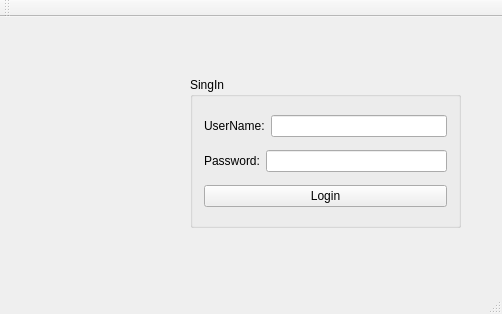
This is firstgui/mainwindow.ui in MacroGu/qtProject as Qt 5 draws it before an edit. The edited form follows.
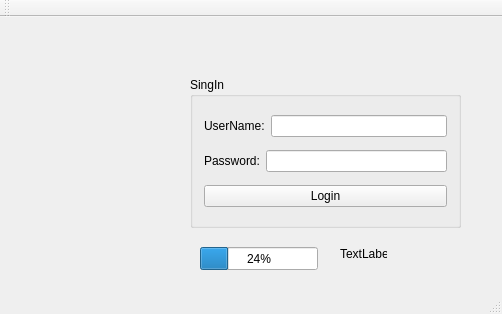
This is the edited form.

Patch:
```diff
--- a/firstgui/mainwindow.ui
+++ b/firstgui/mainwindow.ui
@@ -77,6 +77,32 @@
      <string/>
     </property>
    </widget>
+   <widget class="QLabel" name="label_3">
+    <property name="geometry">
+     <rect>
+      <x>340</x>
+      <y>230</y>
+      <width>47</width>
+      <height>13</height>
+     </rect>
+    </property>
+    <property name="text">
+     <string>TextLabel</string>
+    </property>
+   </widget>
+   <widget class="QProgressBar" name="progressBar">
+    <property name="geometry">
+     <rect>
+      <x>200</x>
+      <y>230</y>
+      <width>118</width>
+      <height>23</height>
+     </rect>
+    </property>
+    <property name="value">
+     <number>24</number>
+    </property>
+   </widget>
   </widget>
   <widget class="QMenuBar" name="menuBar">
    <property name="geometry">
```
